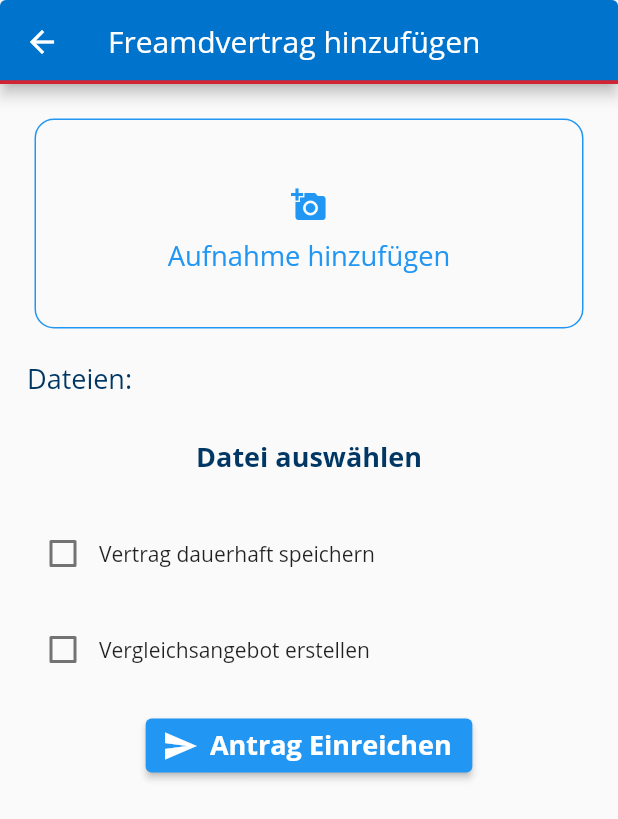
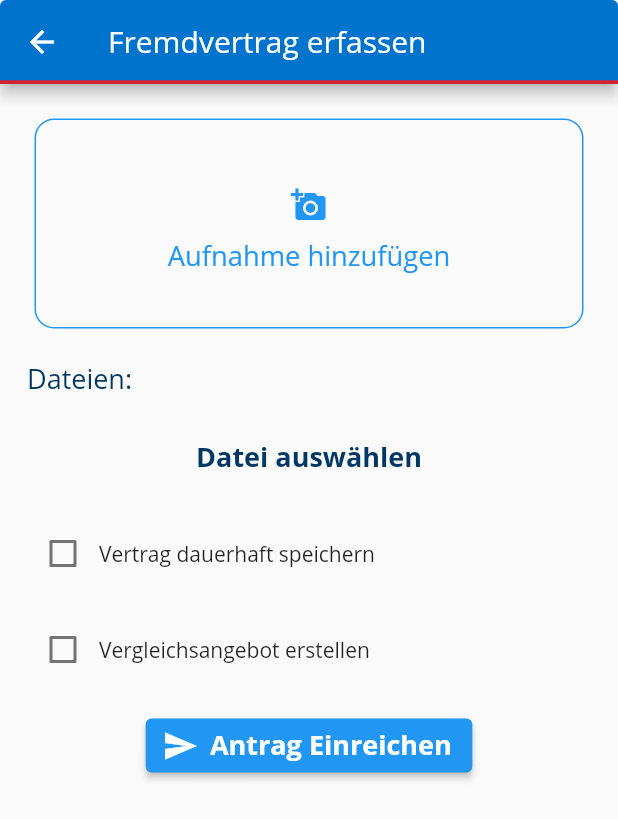
Before and after one commit to zitachera/myhelmsauer, a Flutter app: the AddFremdvertragPage screen opened directly with empty values, on a phone screen of 412 x 824 dp. Shown: the top 819 px of the screen. Run offline on Flutter 3.47's test engine with Material 2 defaults, Android fonts, the phone set to English and light mode, and no system bars; our stand-ins replace file_picker, flutter_secure_storage, flutter_svg, geolocator, image_picker, package_info_plus; missing offline and left inert: pdf_render; accounts and stored records are empty.

```diff
--- a/app/lib/pages/addFremdvertrag.dart
+++ b/app/lib/pages/addFremdvertrag.dart
@@ -39,7 +39,7 @@ class _AddFremdvertragState extends State<AddFremdvertragPage> {
       PhotoCollectionField(
         images: aufnahmen,
         labelAdd: "Aufnahme hinzufügen",
-        label: "Aufnahmen",
+        label: "Aufnahme",
         onDelete: (i) => setState(() => aufnahmen.removeAt(i)),
         onAdd: (image) => setState(() => aufnahmen.add(image)),
         // infoAdd: beschreibung,
@@ -102,7 +102,7 @@ class _AddFremdvertragState extends State<AddFremdvertragPage> {
       ),
     ];
     return HsSingleChildScrollScaffold(
-      title: 'Freamdvertrag hinzufügen',
+      title: 'Fremdvertrag erfassen',
       body: Form(
         key: _formKey,
         child: Column(
```
